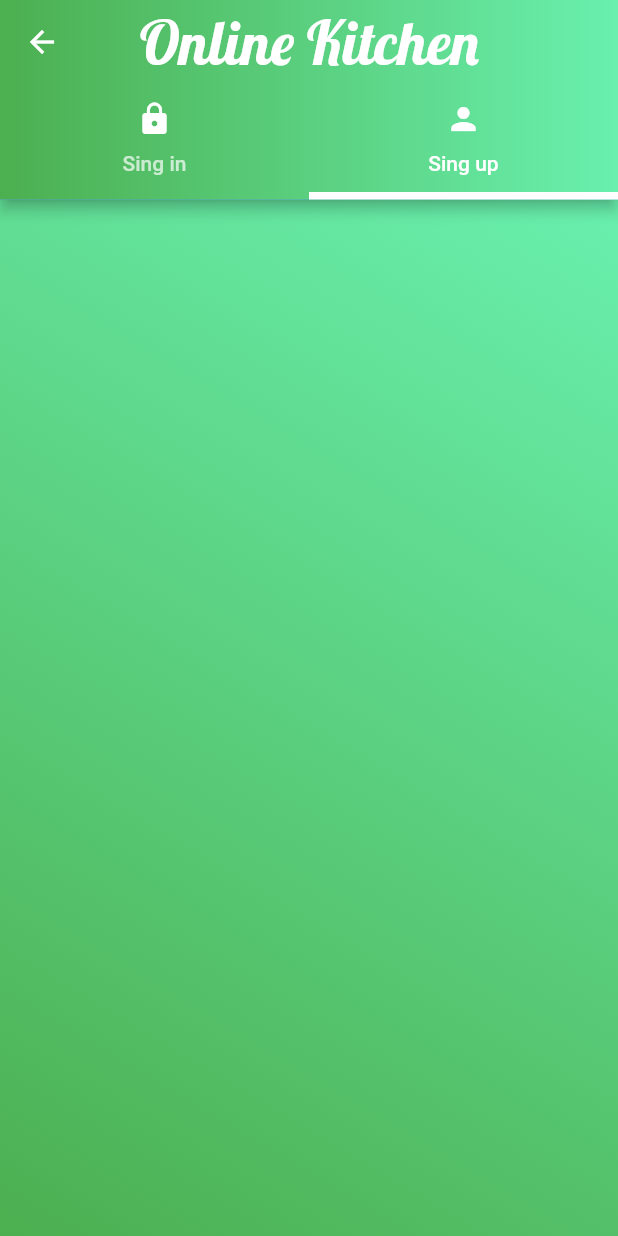
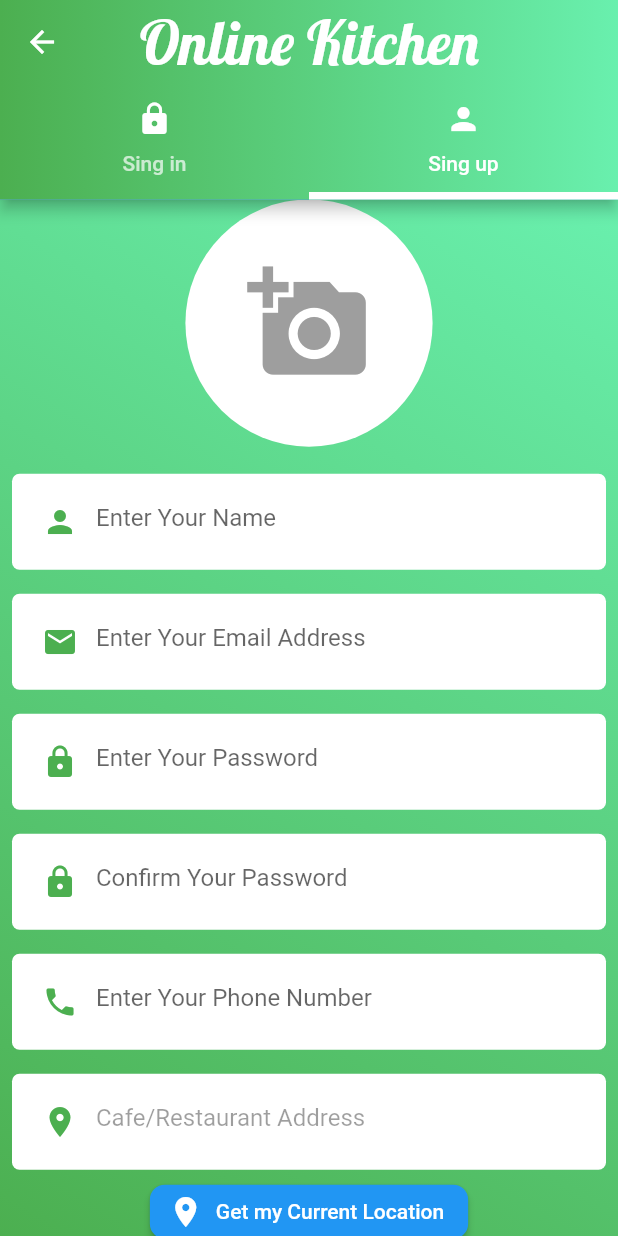
Before and after one commit to hasnainrabby/delivery_apps, a Flutter app: the screen it shows after launch, tab 2 chosen, on a phone screen of 412 x 824 dp. Run offline on Flutter 3.47's test engine with Material 2 defaults, Android fonts, the phone set to English and light mode, and no system bars; our stand-ins replace image_picker.

Commit message:
signup screen UI design

```diff
--- a/lib/authentication/signup_screen.dart
+++ b/lib/authentication/signup_screen.dart
@@ -1,4 +1,7 @@
+import 'dart:io';
+import 'package:delivery_apps/widgets/custom_text_field.dart';
 import 'package:flutter/material.dart';
+import 'package:image_picker/image_picker.dart';
 
 class SignupScreen extends StatefulWidget {
   const SignupScreen({Key? key}) : super(key: key);
@@ -8,8 +11,113 @@ class SignupScreen extends StatefulWidget {
 }
 
 class _SignupScreenState extends State<SignupScreen> {
+  final GlobalKey<FormState> _formKey = GlobalKey<FormState>();
+  TextEditingController nameController = TextEditingController();
+  TextEditingController emailController = TextEditingController();
+  TextEditingController passwordController = TextEditingController();
+  TextEditingController confirmPasswordController = TextEditingController();
+  TextEditingController phoneController = TextEditingController();
+  TextEditingController addressController = TextEditingController();
+
+  XFile? imageXfile;
+  //final ImagePicker _picker = ImagePicker();
+
   @override
   Widget build(BuildContext context) {
-    return Container();
+    return SingleChildScrollView(
+      child: Container(
+        child: Column(
+          children: [
+            InkWell(
+              child: CircleAvatar(
+                radius: MediaQuery.of(context).size.width * 0.20,
+                backgroundColor: Colors.white,
+                backgroundImage: imageXfile == null
+                    ? null
+                    : FileImage(File(imageXfile!.path)),
+                child: imageXfile == null
+                    ? Icon(
+                        Icons.add_a_photo,
+                        size: MediaQuery.of(context).size.width * 0.20,
+                        color: Colors.grey,
+                      )
+                    : null,
+              ),
+            ),
+            const SizedBox(
+              height: 10.0,
+            ),
+            Form(
+              key: _formKey,
+              child: Column(
+                children: [
+                  CustomTextField(
+                    iconData: Icons.person,
+                    textController: nameController,
+                    hintText: "Enter Your Name",
+                    isObscure: false,
+                  ),
+                  CustomTextField(
+                    iconData: Icons.email,
+                    textController: emailController,
+                    hintText: "Enter Your Email Address",
+                    isObscure: false,
+                  ),
+                  CustomTextField(
+                    iconData: Icons.lock,
+                    textController: passwordController,
+                    hintText: "Enter Your Password",
+                    isObscure: true,
+                  ),
+                  CustomTextField(
+                    iconData: Icons.lock,
+                    textController: confirmPasswordController,
+                    hintText: "Confirm Your Password",
+                    isObscure: true,
+                  ),
+                  CustomTextField(
+                    iconData: Icons.phone,
+                    textController: phoneController,
+                    hintText: "Enter Your Phone Number",
+                    isObscure: false,
+                  ),
+                  CustomTextField(
+                    iconData: Icons.location_on,
+                    textController: addressController,
+                    hintText: "Cafe/Restaurant Address",
+                    isObscure: false,
+                    enable: false,
+                  ),
+                  Container(
+                    width: 400,
+                    height: 40,
+                    alignment: Alignment.center,
+                    child: ElevatedButton.icon(
+                      style: ElevatedButton.styleFrom(
+                          shape: RoundedRectangleBorder(
+                              borderRadius: BorderRadius.circular(10.0))),
+                      label: const Text(
+                        "Get my Current Location",
+                        style: TextStyle(color: Colors.white),
+                      ),
+                      onPressed: () => print("clicked"),
+                      icon: const Icon(Icons.location_on),
+                    ),
+                  )
+                ],
+              ),
+            ),
+            const SizedBox(height: 30.0,),
+            ElevatedButton(
+              style: ElevatedButton.styleFrom(
+                backgroundColor: Colors.cyan,
+                padding: const EdgeInsets.symmetric(horizontal: 50.0,vertical: 20.0)
+              ),
+                onPressed: ()=> print("Button clicked"),
+                child:const Text("Sign Up",style: TextStyle(color: Colors.white,fontWeight: FontWeight.w400),))
+          ],
+        ),
+      ),
+    );
   }
 }
--- a/pubspec.yaml
+++ b/pubspec.yaml
@@ -35,6 +35,7 @@ dependencies:
   # The following adds the Cupertino Icons font to your application.
   # Use with the CupertinoIcons class for iOS style icons.
   cupertino_icons: ^1.0.2
+  image_picker: ^1.0.2
 
 dev_dependencies:
   flutter_test:
```
Also changed, not shown: pubspec.lock.
